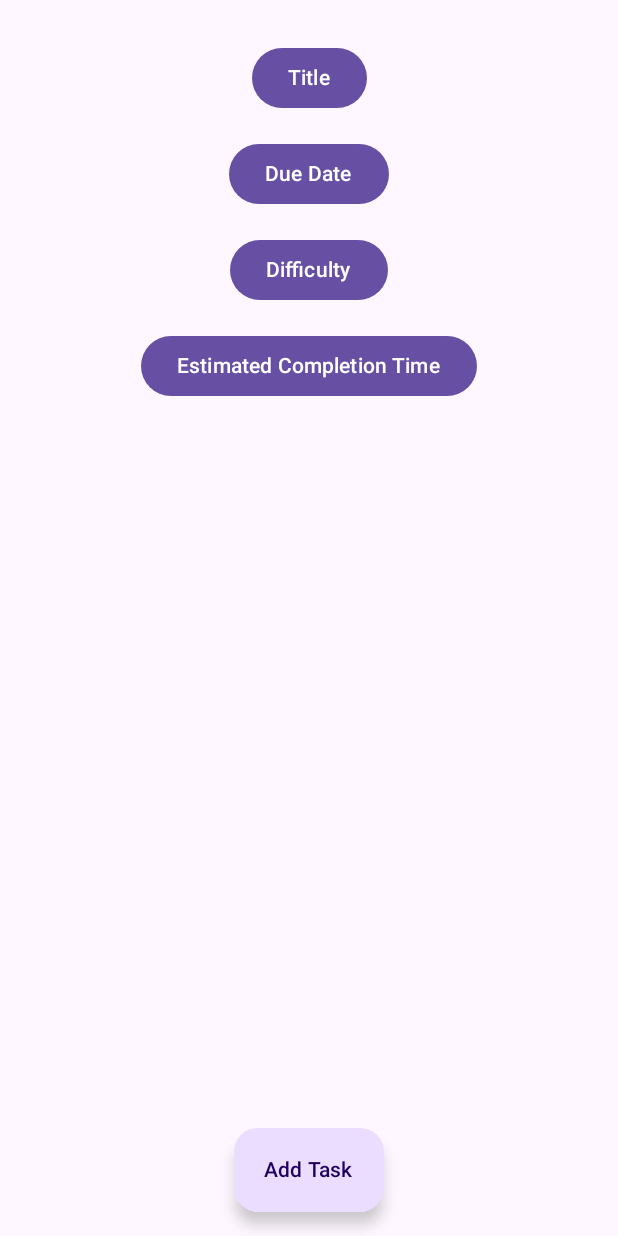
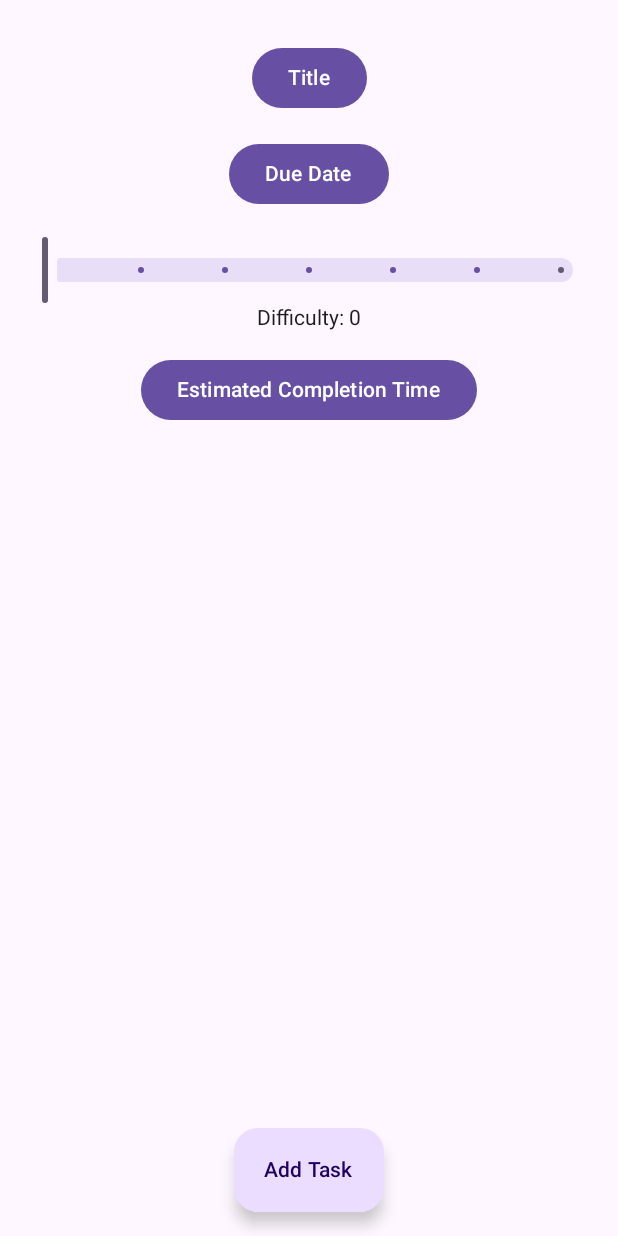
Before and after one commit to piersonh/clockworkandroid, an Android app built with Jetpack Compose: the composable NewTaskPage shown on its own in the app's theme, after a tap on "Title", on a phone screen of 412 x 824 dp. Run offline under Robolectric (Android 15) with nearby library versions, the phone set to English and light mode, and no system bars.

Commit message:
Refactored NewTaskPage
- Replaced individual buttons for setting values with a slider for difficulty.
- Implemented a placeholder function for task title setting.
- Added Text to display slider value.
- Added slider steps.
- Added slider colors.
- Added composable states for values.

```diff
--- a/app/src/main/java/com/wordco/clockworkandroid/ui/pages/NewTaskPage.kt
+++ b/app/src/main/java/com/wordco/clockworkandroid/ui/pages/NewTaskPage.kt
@@ -8,22 +8,37 @@ import androidx.compose.foundation.layout.height
 import androidx.compose.foundation.layout.padding
 import androidx.compose.material3.Button
 import androidx.compose.material3.ExtendedFloatingActionButton
+import androidx.compose.material3.MaterialTheme
 import androidx.compose.material3.Scaffold
+import androidx.compose.material3.Slider
+import androidx.compose.material3.SliderDefaults
 import androidx.compose.material3.Text
 import androidx.compose.runtime.Composable
+import androidx.compose.runtime.getValue
+import androidx.compose.runtime.mutableFloatStateOf
+import androidx.compose.runtime.mutableStateOf
+import androidx.compose.runtime.remember
+import androidx.compose.runtime.setValue
 import androidx.compose.ui.Alignment
 import androidx.compose.ui.Modifier
 import androidx.compose.ui.tooling.preview.Preview
 import androidx.compose.ui.unit.dp
 import androidx.navigation.NavHostController
 import androidx.navigation.compose.rememberNavController
+import kotlin.math.roundToInt
 
 // TODO: Add buttons to bring the time and date pickers up
 // TODO: Implement dialogs for time and date pickers
 
 @SuppressLint("UnusedMaterial3ScaffoldPaddingParameter")
 @Composable
-fun NewTaskPage(controller: NavHostController) = Scaffold(
+fun NewTaskPage(controller: NavHostController) {
+    var taskTitle by remember { mutableStateOf("") }
+    var formattedDate by remember { mutableStateOf("") }
+    var difficulty by remember { mutableFloatStateOf(0f) }
+    var estimatedCompTime by remember { mutableStateOf("") }
+
+    Scaffold(
         floatingActionButtonPosition = androidx.compose.material3.FabPosition.Center,
         floatingActionButton = {
             ExtendedFloatingActionButton(
@@ -36,17 +51,28 @@ fun NewTaskPage(controller: NavHostController) = Scaffold(
                 modifier = Modifier.fillMaxSize().padding(28.dp),
                 horizontalAlignment = Alignment.CenterHorizontally
             ) {
-            Button(onClick = { /* TODO: Set Task Title */ }) {
-                Text("Title")
+                Button(onClick = { taskTitle = setTaskTitle(taskTitle) }) {
+                    Text(taskTitle.ifEmpty { "Title" })
                 }
                 Spacer(modifier = Modifier.height(16.dp))
                 Button(onClick = { /* TODO: Set Formatted Due Date */ }) {
                     Text("Due Date")
                 }
                 Spacer(modifier = Modifier.height(16.dp))
-            Button(onClick = { /* TODO: Set Difficulty */ }) {
-                Text("Difficulty")
-            }
+
+                Slider(
+                    value = difficulty,
+                    onValueChange = { difficulty = it },
+                    colors = SliderDefaults.colors(
+                        thumbColor = MaterialTheme.colorScheme.secondary,
+                        activeTrackColor = MaterialTheme.colorScheme.secondary,
+                        inactiveTrackColor = MaterialTheme.colorScheme.secondaryContainer,
+                    ),
+                    steps = 5,
+                    valueRange = 0f..50f
+                )
+                Text( text = "Difficulty: ${difficulty.roundToInt()}")
+
                 Spacer(modifier = Modifier.height(16.dp))
                 Button(onClick = { /* TODO: Set Estimated Completion Time in HH:MM format */ }) {
                     Text("Estimated Completion Time")
@@ -54,7 +80,7 @@ fun NewTaskPage(controller: NavHostController) = Scaffold(
             }
         }
     )
-
+}
 
 @Preview
 @Composable
@@ -62,3 +88,8 @@ fun NewTaskPagePreview() {
     val mockNavController = rememberNavController()
     NewTaskPage(controller = mockNavController)
 }
+
+fun setTaskTitle(taskTitle: String): String {
+    print(taskTitle)
+    return taskTitle
+}
```
Lines whose indentation alone changed are shown as unchanged.
